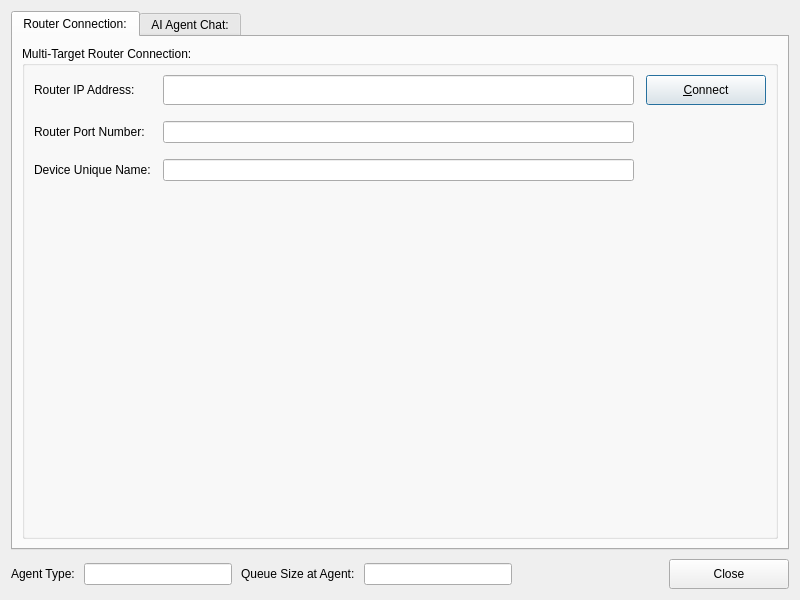
The window that apps/multiedge/edgedevice/ui/edgedevice.ui (aregtech/areg-edgeai) describes before a commit, drawn with Qt 5.
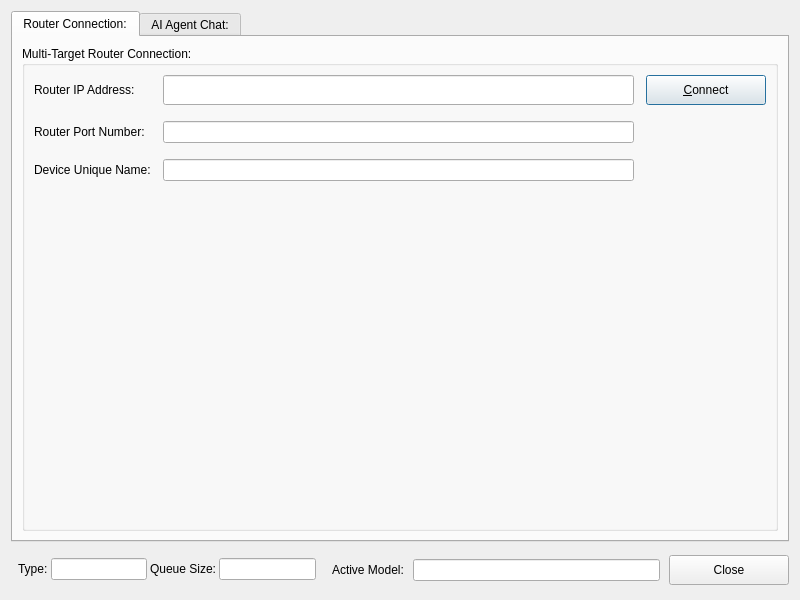
The same window after the commit. Icons and pictures are not drawn.

Commit message: Extended features to try different models during runtime.

The edit to the form file:
```diff
--- a/apps/multiedge/edgedevice/ui/edgedevice.ui
+++ b/apps/multiedge/edgedevice/ui/edgedevice.ui
@@ -380,9 +380,42 @@
       <number>0</number>
      </property>
      <item>
+      <widget class="QWidget" name="widget_3" native="true">
+       <property name="sizePolicy">
+        <sizepolicy hsizetype="Fixed" vsizetype="Fixed">
+         <horstretch>0</horstretch>
+         <verstretch>0</verstretch>
+        </sizepolicy>
+       </property>
+       <property name="minimumSize">
+        <size>
+         <width>0</width>
+         <height>0</height>
+        </size>
+       </property>
+       <property name="maximumSize">
+        <size>
+         <width>312</width>
+         <height>16777215</height>
+        </size>
+       </property>
+       <layout class="QHBoxLayout" name="horizontalLayout_3">
+        <property name="spacing">
+         <number>3</number>
+        </property>
+        <property name="leftMargin">
+         <number>7</number>
+        </property>
+        <property name="topMargin">
+         <number>7</number>
+        </property>
+        <property name="rightMargin">
+         <number>7</number>
+        </property>
+        <item>
       <widget class="QLabel" name="label_6">
        <property name="text">
-        <string>Agent Type:</string>
+           <string>Type:</string>
        </property>
       </widget>
      </item>
@@ -396,7 +429,7 @@
      <item>
       <widget class="QLabel" name="label_5">
        <property name="text">
-        <string>Queue Size at Agent:</string>
+           <string>Queue Size:</string>
        </property>
       </widget>
      </item>
@@ -407,18 +440,18 @@
        </property>
       </widget>
      </item>
+       </layout>
+      </widget>
+     </item>
      <item>
-      <spacer name="horizontalSpacer">
-       <property name="orientation">
-        <enum>Qt::Orientation::Horizontal</enum>
+      <widget class="QLabel" name="label_7">
+       <property name="text">
+        <string>Active Model:</string>
        </property>
-       <property name="sizeHint" stdset="0">
-        <size>
-         <width>40</width>
-         <height>20</height>
-        </size>
-       </property>
-      </spacer>
+      </widget>
+     </item>
+     <item>
+      <widget class="QLineEdit" name="TxtActiveModel"/>
      </item>
      <item>
       <widget class="QPushButton" name="BtnClose">
```
Left out of the diff: 2 changed lines with no effect on the pictures. Lines whose indentation alone changed are shown as unchanged. The commit also changes 12 other files.
